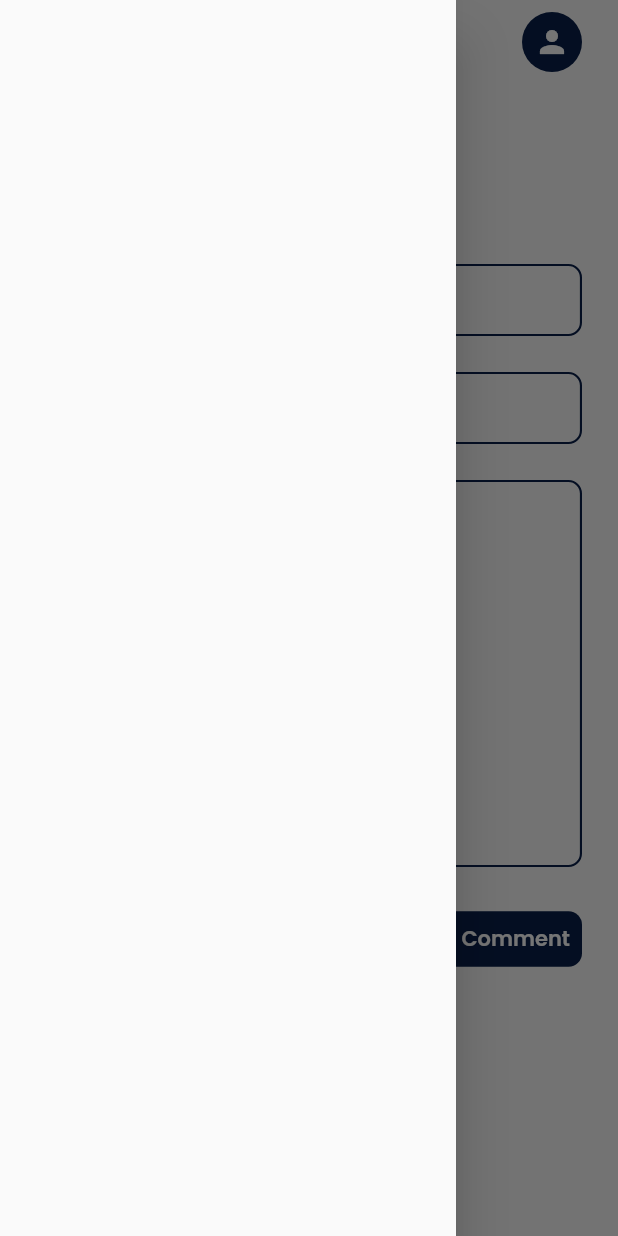
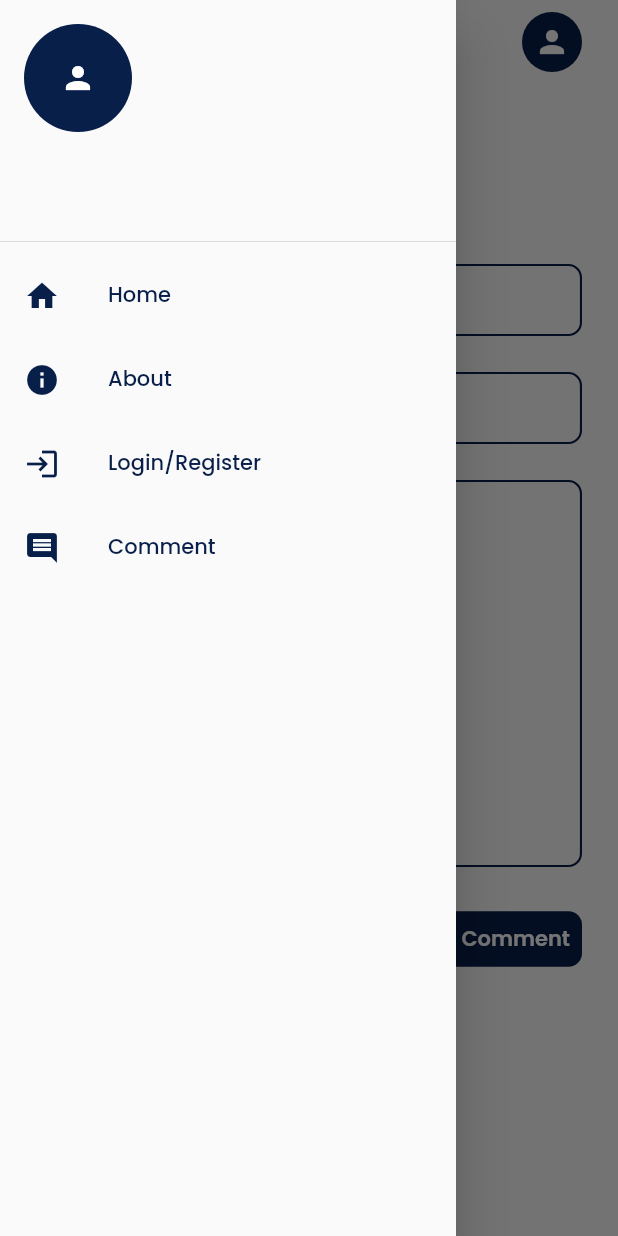
Before and after one commit to Zummit-Africa-Inc/sumry_man_mobile, a Flutter app: the CommentScreen screen opened by its route, with the side drawer open, on a phone screen of 412 x 824 dp. Run offline on Flutter 3.47's test engine with Material 2 defaults, Android fonts, the phone set to English and light mode, and no system bars; our stand-ins replace flutter_riverpod, google_fonts.

Commit message:
created drawer.dart

```diff
--- a/lib/components/drawer.dart
+++ b/lib/components/drawer.dart
@@ -1,10 +1,83 @@
 import 'package:flutter/material.dart';
+import 'package:sumry_app/components/images.dart';
 
-class AppDrawer extends StatelessWidget {
+import '../data/models/pair.dart';
+import '../utils/res/res_profile.dart';
+
+class AppDrawer extends StatefulWidget {
   const AppDrawer({Key? key}) : super(key: key);
 
   @override
+  State<AppDrawer> createState() => _AppDrawerState();
+}
+
+class _AppDrawerState extends State<AppDrawer> {
+  var selected = 0;
+
+  @override
   Widget build(BuildContext context) {
-    return const Drawer();
+    final items = [
+      Pair(Icons.home, ResDrawer.home),
+      Pair(Icons.info, ResDrawer.about),
+      Pair(Icons.login, ResDrawer.login),
+      Pair(Icons.comment, ResDrawer.comment),
+    ].asMap().entries;
+    return Drawer(
+      child: Column(
+        children: [
+          const UserAccountsDrawerHeader(
+            accountName: null,
+            accountEmail: null,
+            currentAccountPicture: UserImage(null),
+            decoration: BoxDecoration(color: Colors.transparent),
+          ),
+          ...items
+              .map(
+                (e) => DrawerItem(
+                  icon: e.value.first,
+                  title: e.value.second,
+                  selected: e.key == selected,
+                ),
+              )
+              .toList()
+        ],
+      ),
+    );
   }
 }
+
+class DrawerItem extends StatelessWidget {
+  final IconData icon;
+  final String title;
+  final Function()? onClicked;
+  final bool selected;
+
+  const DrawerItem({
+    Key? key,
+    required this.icon,
+    required this.title,
+    this.onClicked,
+    required this.selected,
+  }) : super(key: key);
+
+  @override
+  Widget build(BuildContext context) {
+    final theme = Theme.of(context);
+    return ListTile(
+      selectedColor: theme.colorScheme.secondary,
+      selected: selected,
+      onTap: onClicked,
+      leading: Icon(
+        icon,
+        color: theme.colorScheme.primary,
+      ),
+      title: Text(
+        title,
+        style: theme.textTheme.bodyText1?.copyWith(
+          color: theme.colorScheme.primary,
+          fontWeight: FontWeight.w500,
+        ),
+      ),
+    );
+  }
+}
--- /dev/null
+++ b/lib/data/models/pair.dart
@@ -0,0 +1,6 @@
+class Pair<A, B> {
+  final A first;
+  final B second;
+
+  Pair(this.first, this.second);
+}
--- a/lib/utils/res/res_profile.dart
+++ b/lib/utils/res/res_profile.dart
@@ -78,3 +78,12 @@ class ResOnboardingScreen {
   static const String next1 = "Next";
   static const String next2 = "Get Started";
 }
+
+class ResDrawer {
+  ResDrawer._();
+
+  static const String home = "Home";
+  static const String about = "About";
+  static const String login = "Login/Register";
+  static const String comment = "Comment";
+}
```
